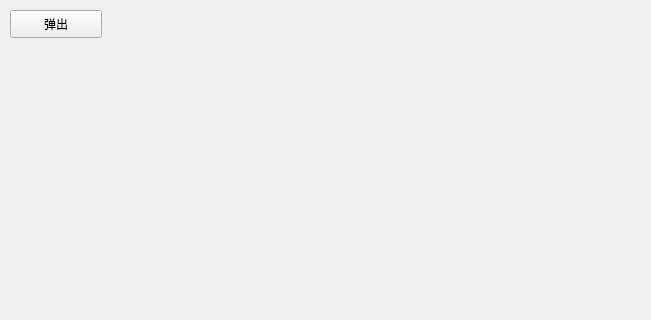
Above: framelesswidget/frmframelesswidget.ui from feiyangqingyun/QWidgetDemo before the change; both pictures show x 0 to 651 and y 0 to 320 of the 800 by 600 pixel window. Below: the same form after it.
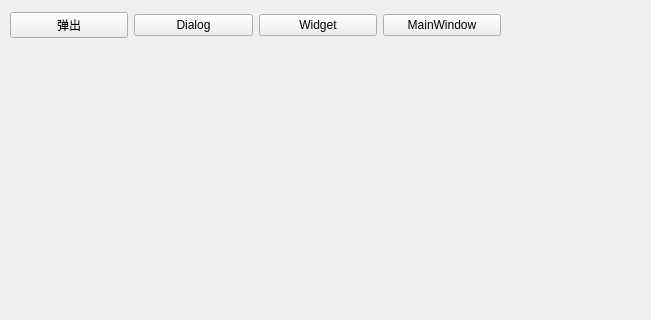
That is the form after the change.

Patch:
```diff
--- a/framelesswidget/frmframelesswidget.ui
+++ b/framelesswidget/frmframelesswidget.ui
@@ -13,18 +13,45 @@
   <property name="windowTitle">
    <string>Form</string>
   </property>
-  <widget class="QPushButton" name="pushButton">
+  <widget class="QWidget" name="">
    <property name="geometry">
     <rect>
      <x>10</x>
      <y>10</y>
-     <width>92</width>
-     <height>28</height>
+     <width>491</width>
+     <height>30</height>
     </rect>
    </property>
-   <property name="text">
-    <string>弹出</string>
-   </property>
+   <layout class="QHBoxLayout" name="horizontalLayout">
+    <item>
+     <widget class="QPushButton" name="pushButton">
+      <property name="text">
+       <string>弹出</string>
+      </property>
+     </widget>
+    </item>
+    <item>
+     <widget class="QPushButton" name="btnDialog">
+      <property name="text">
+       <string>Dialog</string>
+      </property>
+     </widget>
+    </item>
+    <item>
+     <widget class="QPushButton" name="btnWidget">
+      <property name="text">
+       <string>Widget</string>
+      </property>
+     </widget>
+    </item>
+    <item>
+     <widget class="QPushButton" name="btnMainWindow">
+      <property name="text">
+       <string>MainWindow</string>
+      </property>
+     </widget>
+    </item>
+   </layout>
   </widget>
  </widget>
  <resources/>
```
